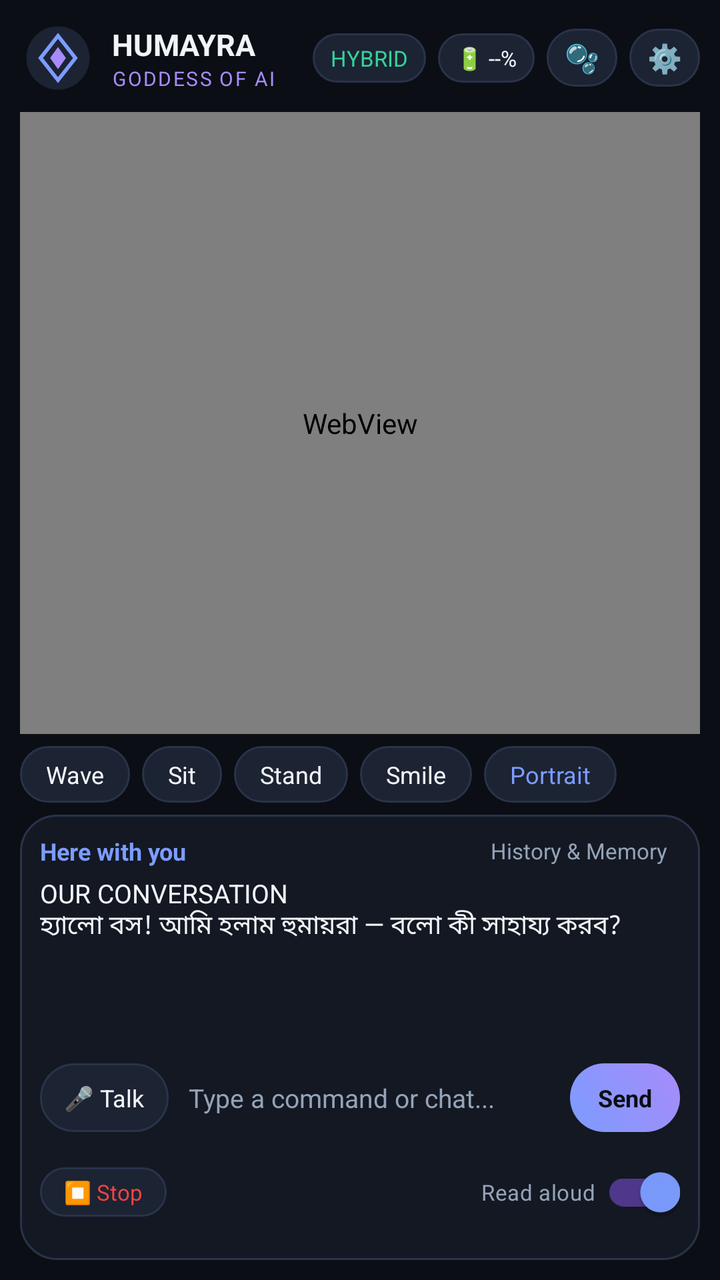
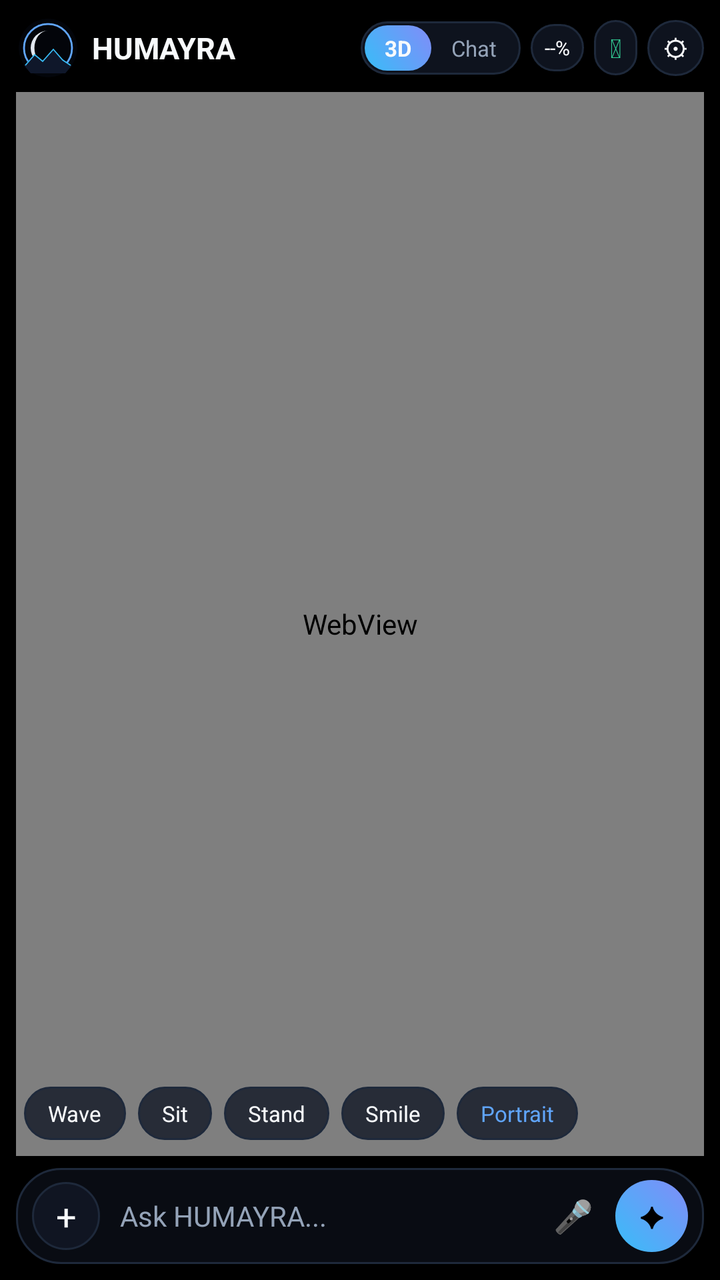

An Android layout rendered at two revisions. The XML below is the earlier revision; the diff shows what the commit changed to produce the second picture.
<!-- AndroidManifest.xml: application theme Theme.Humayra -->
<!-- res/layout/activity_main.xml -->
<?xml version="1.0" encoding="utf-8"?>
<LinearLayout xmlns:android="http://schemas.android.com/apk/res/android" android:id="@+id/rootLayout"
    android:layout_width="match_parent" android:layout_height="match_parent"
    android:orientation="vertical" android:background="@color/bg_main" android:padding="10dp">
    <LinearLayout android:layout_width="match_parent" android:layout_height="wrap_content"
        android:gravity="center_vertical" android:paddingBottom="8dp">
        <ImageView android:id="@+id/imgEmblem" android:layout_width="38dp" android:layout_height="38dp"
            android:src="@drawable/ic_humayra_emblem" android:contentDescription="Emblem" />
        <LinearLayout android:layout_width="0dp" android:layout_height="wrap_content" android:layout_weight="1"
            android:orientation="vertical" android:paddingStart="8dp" android:paddingEnd="4dp">
            <TextView android:id="@+id/tvName" android:layout_width="wrap_content" android:layout_height="wrap_content"
                android:text="HUMAYRA" android:singleLine="true" android:textColor="@color/text_primary" android:textSize="15sp" android:textStyle="bold" />
            <TextView android:id="@+id/tvSubtitle" android:layout_width="wrap_content" android:layout_height="wrap_content"
                android:text="GODDESS OF AI" android:textColor="@color/accent_glow" android:textSize="10sp" android:letterSpacing="0.08" />
        </LinearLayout>
        <TextView android:id="@+id/tvModeBadge" android:layout_width="wrap_content" android:layout_height="wrap_content"
            android:background="@drawable/bg_pill_dark" android:paddingHorizontal="9dp" android:paddingVertical="5dp"
            android:text="HYBRID" android:textColor="@color/status_green" android:textSize="11sp" android:layout_marginEnd="6dp" />
        <TextView android:id="@+id/tvHealthBadge" android:layout_width="wrap_content" android:layout_height="wrap_content"
            android:background="@drawable/bg_pill_dark" android:paddingHorizontal="9dp" android:paddingVertical="5dp"
            android:text="🔋 --%" android:textColor="@color/text_primary" android:textSize="11sp" android:layout_marginEnd="6dp" />
        <TextView android:id="@+id/btnOverlay" android:layout_width="wrap_content" android:layout_height="wrap_content"
            android:background="@drawable/bg_pill_dark" android:paddingHorizontal="9dp" android:paddingVertical="5dp"
            android:text="🫧" android:textSize="14sp" android:layout_marginEnd="6dp" />
        <TextView android:id="@+id/btnSettings" android:layout_width="wrap_content" android:layout_height="wrap_content"
            android:background="@drawable/bg_pill_dark" android:paddingHorizontal="9dp" android:paddingVertical="5dp"
            android:text="⚙️" android:textSize="14sp" />
    </LinearLayout>
    <WebView android:id="@+id/webStage" android:layout_width="match_parent" android:layout_height="0dp" android:layout_weight="1" />
    <HorizontalScrollView android:layout_width="match_parent" android:layout_height="wrap_content" android:scrollbars="none" android:paddingVertical="6dp">
        <LinearLayout android:layout_width="wrap_content" android:layout_height="wrap_content" android:orientation="horizontal">
            <TextView android:id="@+id/btnPoseWave" android:layout_width="wrap_content" android:layout_height="wrap_content" android:background="@drawable/bg_pill_dark" android:paddingHorizontal="13dp" android:paddingVertical="6dp" android:text="Wave" android:textColor="@color/text_primary" android:textSize="12sp" android:layout_marginEnd="6dp" />
            <TextView android:id="@+id/btnPoseSit" android:layout_width="wrap_content" android:layout_height="wrap_content" android:background="@drawable/bg_pill_dark" android:paddingHorizontal="13dp" android:paddingVertical="6dp" android:text="Sit" android:textColor="@color/text_primary" android:textSize="12sp" android:layout_marginEnd="6dp" />
            <TextView android:id="@+id/btnPoseStand" android:layout_width="wrap_content" android:layout_height="wrap_content" android:background="@drawable/bg_pill_dark" android:paddingHorizontal="13dp" android:paddingVertical="6dp" android:text="Stand" android:textColor="@color/text_primary" android:textSize="12sp" android:layout_marginEnd="6dp" />
            <TextView android:id="@+id/btnPoseSmile" android:layout_width="wrap_content" android:layout_height="wrap_content" android:background="@drawable/bg_pill_dark" android:paddingHorizontal="13dp" android:paddingVertical="6dp" android:text="Smile" android:textColor="@color/text_primary" android:textSize="12sp" android:layout_marginEnd="6dp" />
            <TextView android:id="@+id/btnPosePortrait" android:layout_width="wrap_content" android:layout_height="wrap_content" android:background="@drawable/bg_pill_dark" android:paddingHorizontal="13dp" android:paddingVertical="6dp" android:text="Portrait" android:textColor="@color/accent_primary" android:textSize="12sp" />
        </LinearLayout>
    </HorizontalScrollView>
    <LinearLayout android:layout_width="match_parent" android:layout_height="wrap_content" android:background="@drawable/bg_card_dark" android:orientation="vertical" android:padding="10dp">
        <LinearLayout android:layout_width="match_parent" android:layout_height="wrap_content" android:gravity="center_vertical">
            <TextView android:id="@+id/tvStatus" android:layout_width="0dp" android:layout_height="wrap_content" android:layout_weight="1" android:text="Here with you" android:textColor="@color/accent_primary" android:textSize="12sp" android:textStyle="bold" />
            <TextView android:id="@+id/btnHistory" android:layout_width="wrap_content" android:layout_height="wrap_content" android:text="History &amp; Memory" android:textColor="@color/text_secondary" android:textSize="11sp" android:paddingHorizontal="6dp" />
        </LinearLayout>
        <ScrollView android:id="@+id/scrollConvo" android:layout_width="match_parent" android:layout_height="88dp" android:layout_marginTop="4dp">
            <TextView android:id="@+id/tvConversation" android:layout_width="match_parent" android:layout_height="wrap_content" android:text="OUR CONVERSATION\nহ্যালো বস! আমি হলাম হুমায়রা — বলো কী সাহায্য করব?" android:textColor="@color/text_primary" android:textSize="13sp" />
        </ScrollView>
        <LinearLayout android:layout_width="match_parent" android:layout_height="wrap_content" android:gravity="center_vertical" android:layout_marginTop="6dp">
            <TextView android:id="@+id/btnTalk" android:layout_width="wrap_content" android:layout_height="wrap_content" android:background="@drawable/bg_pill_dark" android:paddingHorizontal="12dp" android:paddingVertical="9dp" android:text="🎤 Talk" android:textColor="@color/text_primary" android:textSize="12sp" />
            <EditText android:id="@+id/etInput" android:layout_width="0dp" android:layout_height="wrap_content" android:layout_weight="1" android:hint="Type a command or chat..." android:textColorHint="@color/text_secondary" android:textColor="@color/text_primary" android:textSize="13sp" android:background="@android:color/transparent" android:paddingHorizontal="10dp" android:maxLines="3" />
            <TextView android:id="@+id/btnSend" android:layout_width="wrap_content" android:layout_height="wrap_content" android:background="@drawable/bg_glow_button" android:paddingHorizontal="14dp" android:paddingVertical="9dp" android:text="Send" android:textColor="#0B0E14" android:textStyle="bold" android:textSize="12sp" />
        </LinearLayout>
        <LinearLayout android:layout_width="match_parent" android:layout_height="wrap_content" android:gravity="center_vertical" android:layout_marginTop="6dp">
            <TextView android:id="@+id/btnStop" android:layout_width="wrap_content" android:layout_height="wrap_content" android:background="@drawable/bg_pill_dark" android:paddingHorizontal="12dp" android:paddingVertical="5dp" android:text="⏹ Stop" android:textColor="@color/status_red" android:textSize="11sp" />
            <View android:layout_width="0dp" android:layout_height="1dp" android:layout_weight="1" />
            <androidx.appcompat.widget.SwitchCompat android:id="@+id/switchReadAloud" android:layout_width="wrap_content" android:layout_height="wrap_content" android:checked="true" android:text="Read aloud " android:textColor="@color/text_secondary" android:textSize="11sp" />
        </LinearLayout>
    </LinearLayout>
</LinearLayout>
<!-- resources referenced by this layout -->
<resources>
  <color name="accent_glow">#A78BFA</color>
  <color name="accent_primary">#7C9CFF</color>
  <color name="bg_main">#0B0E14</color>
  <color name="status_green">#34D399</color>
  <color name="status_red">#EF4444</color>
  <color name="text_primary">#F1F5F9</color>
  <color name="text_secondary">#94A3B8</color>
  <!-- drawable bg_card_dark (drawable) -->
  <?xml version="1.0" encoding="utf-8"?>
  <shape xmlns:android="http://schemas.android.com/apk/res/android">
      <solid android:color="@color/bg_card" />
      <corners android:radius="18dp" />
      <stroke android:width="1dp" android:color="@color/stroke_subtle" />
  </shape>
  <!-- drawable bg_glow_button (drawable) -->
  <?xml version="1.0" encoding="utf-8"?>
  <shape xmlns:android="http://schemas.android.com/apk/res/android">
      <gradient android:startColor="#7C9CFF" android:endColor="#A78BFA" android:angle="45" />
      <corners android:radius="99dp" />
  </shape>
  <!-- drawable bg_pill_dark (drawable) -->
  <?xml version="1.0" encoding="utf-8"?>
  <shape xmlns:android="http://schemas.android.com/apk/res/android">
      <solid android:color="@color/bg_pill" />
      <corners android:radius="99dp" />
      <stroke android:width="1dp" android:color="@color/stroke_subtle" />
  </shape>
  <!-- drawable ic_humayra_emblem (drawable) -->
  <?xml version="1.0" encoding="utf-8"?>
  <vector xmlns:android="http://schemas.android.com/apk/res/android"
      android:width="48dp" android:height="48dp" android:viewportWidth="48" android:viewportHeight="48">
      <path android:fillColor="#1C2333" android:pathData="M24,4a20,20 0 1,0 0,40a20,20 0 1,0 0,-40z" />
      <path android:strokeColor="#7C9CFF" android:strokeWidth="2.4" android:fillColor="#00000000"
          android:pathData="M24,10 L35,24 L24,38 L13,24 Z" />
      <path android:fillColor="#A78BFA"
          android:pathData="M24,17 L29,24 L24,31 L19,24 Z" />
  </vector>
  <style name="Theme.Humayra" parent="Theme.Material3.Dark.NoActionBar">
          <item name="android:windowBackground">@color/bg_main</item>
          <item name="android:statusBarColor">@color/bg_main</item>
          <item name="android:navigationBarColor">@color/bg_main</item>
          <item name="colorPrimary">@color/accent_primary</item>
      </style>
  <color name="bg_card">#131822</color>
  <color name="stroke_subtle">#293349</color>
  <color name="bg_pill">#1C2333</color>
</resources>

<!-- the commit's change to res/layout/activity_main.xml (unified diff, before → after) -->
@@ -1,58 +1,55 @@
 <?xml version="1.0" encoding="utf-8"?>
-<LinearLayout xmlns:android="http://schemas.android.com/apk/res/android" android:id="@+id/rootLayout"
-    android:layout_width="match_parent" android:layout_height="match_parent"
-    android:orientation="vertical" android:background="@color/bg_main" android:padding="10dp">
-    <LinearLayout android:layout_width="match_parent" android:layout_height="wrap_content"
-        android:gravity="center_vertical" android:paddingBottom="8dp">
-        <ImageView android:id="@+id/imgEmblem" android:layout_width="38dp" android:layout_height="38dp"
-            android:src="@drawable/ic_humayra_emblem" android:contentDescription="Emblem" />
-        <LinearLayout android:layout_width="0dp" android:layout_height="wrap_content" android:layout_weight="1"
-            android:orientation="vertical" android:paddingStart="8dp" android:paddingEnd="4dp">
-            <TextView android:id="@+id/tvName" android:layout_width="wrap_content" android:layout_height="wrap_content"
-                android:text="HUMAYRA" android:singleLine="true" android:textColor="@color/text_primary" android:textSize="15sp" android:textStyle="bold" />
-            <TextView android:id="@+id/tvSubtitle" android:layout_width="wrap_content" android:layout_height="wrap_content"
-                android:text="GODDESS OF AI" android:textColor="@color/accent_glow" android:textSize="10sp" android:letterSpacing="0.08" />
+<LinearLayout xmlns:android="http://schemas.android.com/apk/res/android"
+    android:id="@+id/rootLayout" android:layout_width="match_parent" android:layout_height="match_parent"
+    android:orientation="vertical" android:background="@color/bg_main" android:padding="8dp">
+    <LinearLayout android:layout_width="match_parent" android:layout_height="wrap_content" android:gravity="center_vertical" android:paddingBottom="6dp">
+        <ImageView android:id="@+id/imgEmblem" android:layout_width="32dp" android:layout_height="32dp" android:src="@drawable/ic_humayra_emblem" android:contentDescription="Logo" />
+        <TextView android:id="@+id/tvName" android:layout_width="0dp" android:layout_height="wrap_content" android:layout_weight="1"
+            android:text="HUMAYRA" android:singleLine="true" android:ellipsize="end" android:textColor="@color/text_primary"
+            android:textSize="15sp" android:textStyle="bold" android:paddingStart="6dp" android:paddingEnd="4dp" />
+        <LinearLayout android:layout_width="wrap_content" android:layout_height="wrap_content" android:background="@drawable/bg_pill_dark" android:padding="2dp" android:layout_marginEnd="5dp">
+            <TextView android:id="@+id/tab3d" android:layout_width="wrap_content" android:layout_height="wrap_content" android:paddingHorizontal="10dp" android:paddingVertical="4dp" android:text="3D" android:textColor="@color/text_primary" android:textSize="11sp" android:textStyle="bold" android:background="@drawable/bg_glow_button" />
+            <TextView android:id="@+id/tabChat" android:layout_width="wrap_content" android:layout_height="wrap_content" android:paddingHorizontal="10dp" android:paddingVertical="4dp" android:text="Chat" android:textColor="@color/text_secondary" android:textSize="11sp" />
         </LinearLayout>
-        <TextView android:id="@+id/tvModeBadge" android:layout_width="wrap_content" android:layout_height="wrap_content"
-            android:background="@drawable/bg_pill_dark" android:paddingHorizontal="9dp" android:paddingVertical="5dp"
-            android:text="HYBRID" android:textColor="@color/status_green" android:textSize="11sp" android:layout_marginEnd="6dp" />
-        <TextView android:id="@+id/tvHealthBadge" android:layout_width="wrap_content" android:layout_height="wrap_content"
-            android:background="@drawable/bg_pill_dark" android:paddingHorizontal="9dp" android:paddingVertical="5dp"
-            android:text="🔋 --%" android:textColor="@color/text_primary" android:textSize="11sp" android:layout_marginEnd="6dp" />
-        <TextView android:id="@+id/btnOverlay" android:layout_width="wrap_content" android:layout_height="wrap_content"
-            android:background="@drawable/bg_pill_dark" android:paddingHorizontal="9dp" android:paddingVertical="5dp"
-            android:text="🫧" android:textSize="14sp" android:layout_marginEnd="6dp" />
-        <TextView android:id="@+id/btnSettings" android:layout_width="wrap_content" android:layout_height="wrap_content"
-            android:background="@drawable/bg_pill_dark" android:paddingHorizontal="9dp" android:paddingVertical="5dp"
-            android:text="⚙️" android:textSize="14sp" />
+        <TextView android:id="@+id/tvHealthBadge" android:layout_width="wrap_content" android:layout_height="wrap_content" android:background="@drawable/bg_pill_dark" android:paddingHorizontal="7dp" android:paddingVertical="5dp" android:text="--%" android:textColor="@color/text_primary" android:textSize="10sp" android:layout_marginEnd="5dp" />
+        <TextView android:id="@+id/btnMaster" android:layout_width="wrap_content" android:layout_height="wrap_content" android:background="@drawable/bg_pill_dark" android:paddingHorizontal="8dp" android:paddingVertical="5dp" android:text="⏻" android:textColor="@color/status_green" android:textSize="13sp" android:layout_marginEnd="5dp" />
+        <TextView android:id="@+id/btnSettings" android:layout_width="wrap_content" android:layout_height="wrap_content" android:background="@drawable/bg_pill_dark" android:paddingHorizontal="8dp" android:paddingVertical="5dp" android:text="⚙" android:textColor="@color/text_primary" android:textSize="13sp" />
     </LinearLayout>
-    <WebView android:id="@+id/webStage" android:layout_width="match_parent" android:layout_height="0dp" android:layout_weight="1" />
-    <HorizontalScrollView android:layout_width="match_parent" android:layout_height="wrap_content" android:scrollbars="none" android:paddingVertical="6dp">
-        <LinearLayout android:layout_width="wrap_content" android:layout_height="wrap_content" android:orientation="horizontal">
-            <TextView android:id="@+id/btnPoseWave" android:layout_width="wrap_content" android:layout_height="wrap_content" android:background="@drawable/bg_pill_dark" android:paddingHorizontal="13dp" android:paddingVertical="6dp" android:text="Wave" android:textColor="@color/text_primary" android:textSize="12sp" android:layout_marginEnd="6dp" />
-            <TextView android:id="@+id/btnPoseSit" android:layout_width="wrap_content" android:layout_height="wrap_content" android:background="@drawable/bg_pill_dark" android:paddingHorizontal="13dp" android:paddingVertical="6dp" android:text="Sit" android:textColor="@color/text_primary" android:textSize="12sp" android:layout_marginEnd="6dp" />
-            <TextView android:id="@+id/btnPoseStand" android:layout_width="wrap_content" android:layout_height="wrap_content" android:background="@drawable/bg_pill_dark" android:paddingHorizontal="13dp" android:paddingVertical="6dp" android:text="Stand" android:textColor="@color/text_primary" android:textSize="12sp" android:layout_marginEnd="6dp" />
-            <TextView android:id="@+id/btnPoseSmile" android:layout_width="wrap_content" android:layout_height="wrap_content" android:background="@drawable/bg_pill_dark" android:paddingHorizontal="13dp" android:paddingVertical="6dp" android:text="Smile" android:textColor="@color/text_primary" android:textSize="12sp" android:layout_marginEnd="6dp" />
-            <TextView android:id="@+id/btnPosePortrait" android:layout_width="wrap_content" android:layout_height="wrap_content" android:background="@drawable/bg_pill_dark" android:paddingHorizontal="13dp" android:paddingVertical="6dp" android:text="Portrait" android:textColor="@color/accent_primary" android:textSize="12sp" />
+    <FrameLayout android:layout_width="match_parent" android:layout_height="0dp" android:layout_weight="1">
+        <FrameLayout android:id="@+id/page3d" android:layout_width="match_parent" android:layout_height="match_parent">
+            <ImageView android:id="@+id/imgStageWall" android:layout_width="match_parent" android:layout_height="match_parent" android:scaleType="centerCrop" android:visibility="gone" />
+            <WebView android:id="@+id/webStage" android:layout_width="match_parent" android:layout_height="match_parent" />
+            <HorizontalScrollView android:layout_width="match_parent" android:layout_height="wrap_content" android:layout_gravity="bottom" android:scrollbars="none" android:paddingBottom="8dp">
+                <LinearLayout android:layout_width="wrap_content" android:layout_height="wrap_content" android:orientation="horizontal" android:paddingHorizontal="4dp">
+                    <TextView android:id="@+id/btnPoseWave" android:layout_width="wrap_content" android:layout_height="wrap_content" android:background="@drawable/bg_pill_dark" android:paddingHorizontal="12dp" android:paddingVertical="6dp" android:text="Wave" android:textColor="@color/text_primary" android:textSize="11sp" android:layout_marginEnd="6dp" />
+                    <TextView android:id="@+id/btnPoseSit" android:layout_width="wrap_content" android:layout_height="wrap_content" android:background="@drawable/bg_pill_dark" android:paddingHorizontal="12dp" android:paddingVertical="6dp" android:text="Sit" android:textColor="@color/text_primary" android:textSize="11sp" android:layout_marginEnd="6dp" />
+                    <TextView android:id="@+id/btnPoseStand" android:layout_width="wrap_content" android:layout_height="wrap_content" android:background="@drawable/bg_pill_dark" android:paddingHorizontal="12dp" android:paddingVertical="6dp" android:text="Stand" android:textColor="@color/text_primary" android:textSize="11sp" android:layout_marginEnd="6dp" />
+                    <TextView android:id="@+id/btnPoseSmile" android:layout_width="wrap_content" android:layout_height="wrap_content" android:background="@drawable/bg_pill_dark" android:paddingHorizontal="12dp" android:paddingVertical="6dp" android:text="Smile" android:textColor="@color/text_primary" android:textSize="11sp" android:layout_marginEnd="6dp" />
+                    <TextView android:id="@+id/btnPosePortrait" android:layout_width="wrap_content" android:layout_height="wrap_content" android:background="@drawable/bg_pill_dark" android:paddingHorizontal="12dp" android:paddingVertical="6dp" android:text="Portrait" android:textColor="@color/accent_primary" android:textSize="11sp" />
+                </LinearLayout>
+            </HorizontalScrollView>
+        </FrameLayout>
+        <LinearLayout android:id="@+id/pageChat" android:layout_width="match_parent" android:layout_height="match_parent" android:orientation="vertical" android:visibility="gone" android:padding="8dp">
+            <LinearLayout android:layout_width="match_parent" android:layout_height="wrap_content" android:gravity="center_vertical" android:paddingBottom="6dp">
+                <TextView android:id="@+id/tvStatus" android:layout_width="0dp" android:layout_height="wrap_content" android:layout_weight="1" android:text="Here with you" android:textColor="@color/accent_primary" android:textSize="12sp" android:textStyle="bold" />
+                <TextView android:id="@+id/btnHistory" android:layout_width="wrap_content" android:layout_height="wrap_content" android:text="History &amp; Memory" android:textColor="@color/text_secondary" android:textSize="11sp" />
+            </LinearLayout>
+            <TextView android:id="@+id/tvActionLog" android:layout_width="match_parent" android:layout_height="wrap_content" android:background="@drawable/bg_pill_dark" android:paddingHorizontal="10dp" android:paddingVertical="5dp" android:textColor="@color/status_green" android:textSize="11sp" android:visibility="gone" android:layout_marginBottom="6dp" />
+            <ScrollView android:id="@+id/scrollConvo" android:layout_width="match_parent" android:layout_height="0dp" android:layout_weight="1">
+                <TextView android:id="@+id/tvConversation" android:layout_width="match_parent" android:layout_height="wrap_content" android:lineSpacingExtra="4dp" android:text="আমি হুমায়রা — বলো বস, কী করতে হবে?" android:textColor="@color/text_primary" android:textSize="14sp" />
+            </ScrollView>
         </LinearLayout>
-    </HorizontalScrollView>
-    <LinearLayout android:layout_width="match_parent" android:layout_height="wrap_content" android:background="@drawable/bg_card_dark" android:orientation="vertical" android:padding="10dp">
-        <LinearLayout android:layout_width="match_parent" android:layout_height="wrap_content" android:gravity="center_vertical">
-            <TextView android:id="@+id/tvStatus" android:layout_width="0dp" android:layout_height="wrap_content" android:layout_weight="1" android:text="Here with you" android:textColor="@color/accent_primary" android:textSize="12sp" android:textStyle="bold" />
-            <TextView android:id="@+id/btnHistory" android:layout_width="wrap_content" android:layout_height="wrap_content" android:text="History &amp; Memory" android:textColor="@color/text_secondary" android:textSize="11sp" android:paddingHorizontal="6dp" />
+        <LinearLayout android:id="@+id/pageVoiceOrb" android:layout_width="match_parent" android:layout_height="match_parent" android:orientation="vertical" android:gravity="center" android:background="#F2000000" android:visibility="gone">
+            <View android:id="@+id/viewOrb" android:layout_width="136dp" android:layout_height="136dp" android:background="@drawable/bg_orb_glow" />
+            <TextView android:id="@+id/tvOrbState" android:layout_width="wrap_content" android:layout_height="wrap_content" android:text="Listening..." android:textColor="@color/text_primary" android:textSize="16sp" android:paddingTop="24dp" />
+            <androidx.appcompat.widget.SwitchCompat android:id="@+id/swHandsFree" android:layout_width="wrap_content" android:layout_height="wrap_content" android:text="Hands-Free Loop " android:textColor="@color/text_secondary" android:paddingTop="12dp" />
+            <TextView android:id="@+id/btnOrbClose" android:layout_width="wrap_content" android:layout_height="wrap_content" android:background="@drawable/bg_pill_dark" android:paddingHorizontal="18dp" android:paddingVertical="8dp" android:text="✕ Close Voice" android:textColor="@color/text_primary" android:layout_marginTop="16dp" />
         </LinearLayout>
-        <ScrollView android:id="@+id/scrollConvo" android:layout_width="match_parent" android:layout_height="88dp" android:layout_marginTop="4dp">
-            <TextView android:id="@+id/tvConversation" android:layout_width="match_parent" android:layout_height="wrap_content" android:text="OUR CONVERSATION\nহ্যালো বস! আমি হলাম হুমায়রা — বলো কী সাহায্য করব?" android:textColor="@color/text_primary" android:textSize="13sp" />
-        </ScrollView>
-        <LinearLayout android:layout_width="match_parent" android:layout_height="wrap_content" android:gravity="center_vertical" android:layout_marginTop="6dp">
-            <TextView android:id="@+id/btnTalk" android:layout_width="wrap_content" android:layout_height="wrap_content" android:background="@drawable/bg_pill_dark" android:paddingHorizontal="12dp" android:paddingVertical="9dp" android:text="🎤 Talk" android:textColor="@color/text_primary" android:textSize="12sp" />
-            <EditText android:id="@+id/etInput" android:layout_width="0dp" android:layout_height="wrap_content" android:layout_weight="1" android:hint="Type a command or chat..." android:textColorHint="@color/text_secondary" android:textColor="@color/text_primary" android:textSize="13sp" android:background="@android:color/transparent" android:paddingHorizontal="10dp" android:maxLines="3" />
-            <TextView android:id="@+id/btnSend" android:layout_width="wrap_content" android:layout_height="wrap_content" android:background="@drawable/bg_glow_button" android:paddingHorizontal="14dp" android:paddingVertical="9dp" android:text="Send" android:textColor="#0B0E14" android:textStyle="bold" android:textSize="12sp" />
-        </LinearLayout>
-        <LinearLayout android:layout_width="match_parent" android:layout_height="wrap_content" android:gravity="center_vertical" android:layout_marginTop="6dp">
-            <TextView android:id="@+id/btnStop" android:layout_width="wrap_content" android:layout_height="wrap_content" android:background="@drawable/bg_pill_dark" android:paddingHorizontal="12dp" android:paddingVertical="5dp" android:text="⏹ Stop" android:textColor="@color/status_red" android:textSize="11sp" />
-            <View android:layout_width="0dp" android:layout_height="1dp" android:layout_weight="1" />
-            <androidx.appcompat.widget.SwitchCompat android:id="@+id/switchReadAloud" android:layout_width="wrap_content" android:layout_height="wrap_content" android:checked="true" android:text="Read aloud " android:textColor="@color/text_secondary" android:textSize="11sp" />
-        </LinearLayout>
+    </FrameLayout>
+    <LinearLayout android:layout_width="match_parent" android:layout_height="wrap_content" android:background="@drawable/bg_card_dark" android:gravity="center_vertical" android:paddingHorizontal="8dp" android:paddingVertical="6dp" android:layout_marginTop="6dp">
+        <TextView android:id="@+id/btnPlus" android:layout_width="34dp" android:layout_height="34dp" android:gravity="center" android:background="@drawable/bg_pill_dark" android:text="+" android:textColor="@color/text_primary" android:textSize="18sp" />
+        <EditText android:id="@+id/etInput" android:layout_width="0dp" android:layout_height="wrap_content" android:layout_weight="1" android:hint="Ask HUMAYRA..." android:textColorHint="@color/text_secondary" android:textColor="@color/text_primary" android:textSize="14sp" android:background="@android:color/transparent" android:paddingHorizontal="10dp" android:maxLines="3" />
+        <TextView android:id="@+id/btnMic" android:layout_width="34dp" android:layout_height="34dp" android:gravity="center" android:text="🎤" android:textSize="16sp" android:layout_marginEnd="4dp" />
+        <TextView android:id="@+id/btnActionOrb" android:layout_width="wrap_content" android:layout_height="36dp" android:minWidth="36dp" android:gravity="center" android:paddingHorizontal="12dp" android:background="@drawable/bg_glow_button" android:text="✦" android:textColor="#000000" android:textStyle="bold" android:textSize="14sp" />
     </LinearLayout>
 </LinearLayout>
<!-- resource entries referenced after the edit -->
@@ -1,41 +1,46 @@
 <!-- resources referenced by this layout -->
 <resources>
-  <color name="accent_glow">#A78BFA</color>
-  <color name="accent_primary">#7C9CFF</color>
-  <color name="bg_main">#0B0E14</color>
+  <color name="accent_primary">#60A5FA</color>
+  <color name="bg_main">#000000</color>
   <color name="status_green">#34D399</color>
-  <color name="status_red">#EF4444</color>
-  <color name="text_primary">#F1F5F9</color>
+  <color name="text_primary">#F8FAFC</color>
   <color name="text_secondary">#94A3B8</color>
   <!-- drawable bg_card_dark (drawable) -->
   <?xml version="1.0" encoding="utf-8"?>
   <shape xmlns:android="http://schemas.android.com/apk/res/android">
-      <solid android:color="@color/bg_card" />
-      <corners android:radius="18dp" />
+      <solid android:color="#D90B0F17" /><corners android:radius="22dp" />
       <stroke android:width="1dp" android:color="@color/stroke_subtle" />
   </shape>
   <!-- drawable bg_glow_button (drawable) -->
   <?xml version="1.0" encoding="utf-8"?>
   <shape xmlns:android="http://schemas.android.com/apk/res/android">
-      <gradient android:startColor="#7C9CFF" android:endColor="#A78BFA" android:angle="45" />
+      <gradient android:startColor="#38BDF8" android:endColor="#818CF8" android:angle="45" />
       <corners android:radius="99dp" />
+  </shape>
+  <!-- drawable bg_orb_glow (drawable) -->
+  <?xml version="1.0" encoding="utf-8"?>
+  <shape xmlns:android="http://schemas.android.com/apk/res/android" android:shape="oval">
+      <gradient android:startColor="#38BDF8" android:endColor="#7C3AED" android:angle="45" />
   </shape>
   <!-- drawable bg_pill_dark (drawable) -->
   <?xml version="1.0" encoding="utf-8"?>
   <shape xmlns:android="http://schemas.android.com/apk/res/android">
-      <solid android:color="@color/bg_pill" />
-      <corners android:radius="99dp" />
+      <solid android:color="#CC121826" /><corners android:radius="99dp" />
       <stroke android:width="1dp" android:color="@color/stroke_subtle" />
   </shape>
   <!-- drawable ic_humayra_emblem (drawable) -->
   <?xml version="1.0" encoding="utf-8"?>
   <vector xmlns:android="http://schemas.android.com/apk/res/android"
       android:width="48dp" android:height="48dp" android:viewportWidth="48" android:viewportHeight="48">
-      <path android:fillColor="#1C2333" android:pathData="M24,4a20,20 0 1,0 0,40a20,20 0 1,0 0,-40z" />
-      <path android:strokeColor="#7C9CFF" android:strokeWidth="2.4" android:fillColor="#00000000"
-          android:pathData="M24,10 L35,24 L24,38 L13,24 Z" />
-      <path android:fillColor="#A78BFA"
-          android:pathData="M24,17 L29,24 L24,31 L19,24 Z" />
+      <path android:fillColor="#03050A" android:pathData="M24,2a22,22 0 1,0 0,44a22,22 0 1,0 0,-44z" />
+      <path android:strokeColor="#60A5FA" android:strokeWidth="1.4" android:fillColor="#00000000"
+          android:pathData="M24,6a18,18 0 1,0 0,36a18,18 0 1,0 0,-36z" />
+      <path android:fillColor="#E2E8F0"
+          android:pathData="M24,11 A13,13 0 0,0 24,37 A10.2,13 0 0,1 24,11 Z" />
+      <path android:fillColor="#0F172A"
+          android:pathData="M6,37 L14,29 L20,34 L28,25 L35,33 L42,37 L37,43 L11,43 Z" />
+      <path android:strokeColor="#38BDF8" android:strokeWidth="0.9" android:fillColor="#00000000"
+          android:pathData="M7,37 L14,29 L20,34 L28,25 L35,33 L41,37" />
   </vector>
   <style name="Theme.Humayra" parent="Theme.Material3.Dark.NoActionBar">
           <item name="android:windowBackground">@color/bg_main</item>
@@ -43,8 +48,6 @@
           <item name="android:navigationBarColor">@color/bg_main</item>
           <item name="colorPrimary">@color/accent_primary</item>
       </style>
-  <color name="bg_card">#131822</color>
-  <color name="stroke_subtle">#293349</color>
-  <color name="bg_pill">#1C2333</color>
+  <color name="stroke_subtle">#1E293B</color>
 </resources>
 
